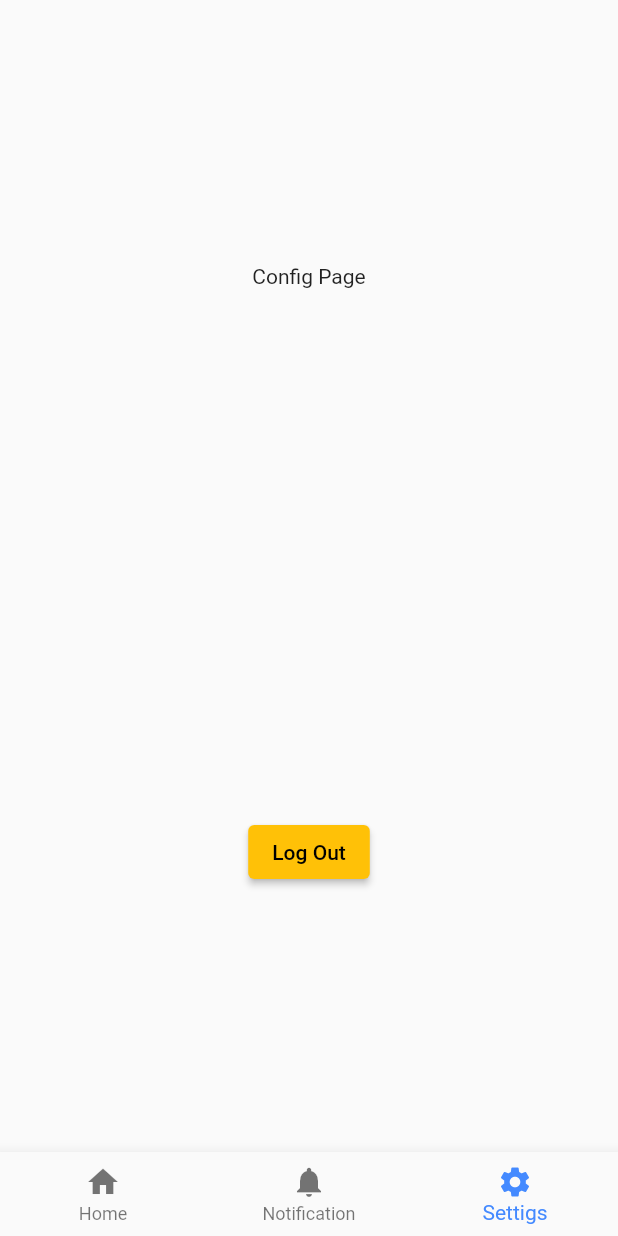
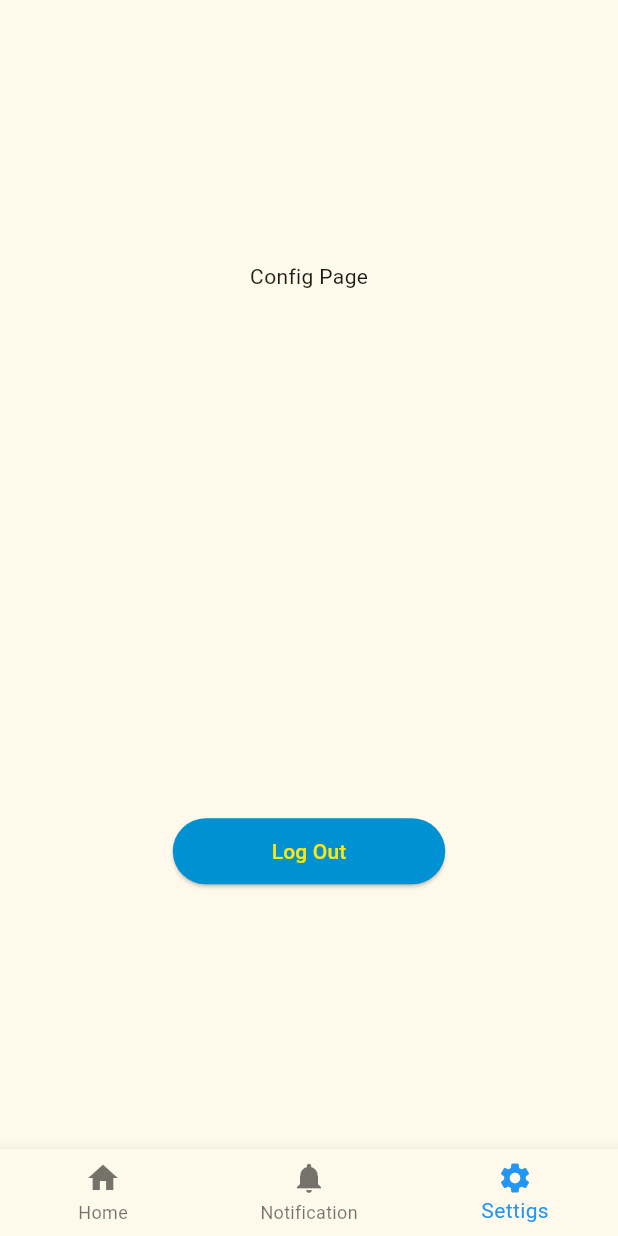
Before and after one commit to sudochitswe/noidea_app, a Flutter app: the MainLayout screen opened directly, item 3 of the bottom bar chosen, after a tap on "Log Out", on a phone screen of 412 x 824 dp. Run offline on Flutter 3.47's test engine with Material 2 defaults, Android fonts, the phone set to English and light mode, and no system bars; our stand-ins replace dio, image_cropper, image_picker, pocketbase, pull_to_refresh.

Commit message:
add forget to add files

```diff
--- a/lib/helper/api_routes.dart
+++ b/lib/helper/api_routes.dart
@@ -1,5 +1,6 @@
 import 'package:pocketbase/pocketbase.dart';
 
-final PocketBase MAIN_POCKET_BASE = PocketBase('http://10.0.2.2:8090');
+final PocketBase MAIN_POCKET_BASE =
+    PocketBase('http://10.0.2.2:8090'); //http://10.0.2.2:8090
 const String ADMIN_LOGIN_EMAIL =
     'http://127.0.0.1:8090/api/admins/auth-via-email';
--- a/lib/helper/helper.dart
+++ b/lib/helper/helper.dart
@@ -1,4 +1,5 @@
 import 'package:flutter/material.dart';
+import 'package:flutter_complete_guide/helper/size_config.dart';
 
 String? validateName(String? value) {
   String pattern = r'(^[a-zA-Z ]*$)';
@@ -183,6 +184,17 @@ bool isDarkMode(BuildContext context) {
   }
 }
 
+ButtonStyle getElevatedButtonStyle(BuildContext context) {
+  return ElevatedButton.styleFrom(
+    padding: EdgeInsets.symmetric(
+        horizontal: getProportionateScreenWidth(60), vertical: 12),
+    shape: RoundedRectangleBorder(
+      borderRadius: BorderRadius.circular(25.0),
+    ),
+    primary: Theme.of(context).colorScheme.secondary,
+  );
+}
+
 InputDecoration getInputDecoration(
     {required String hint, required bool darkMode, required Color errorColor}) {
   return InputDecoration(
@@ -190,6 +202,13 @@ InputDecoration getInputDecoration(
     fillColor: darkMode ? Colors.black54 : Colors.white,
     hintText: hint,
     labelText: hint,
+    labelStyle: TextStyle(
+      color: Colors.lightBlue,
+    ),
+    // border: OutlineInputBorder(
+    //   borderRadius: BorderRadius.circular(25.0),
+    //   borderSide: BorderSide(color: Colors.lightBlue),
+    // ),
     focusedBorder: OutlineInputBorder(
       borderRadius: BorderRadius.circular(25.0),
       borderSide: BorderSide(width: 2.0),
--- a/lib/main.dart
+++ b/lib/main.dart
@@ -1,6 +1,7 @@
 import 'package:flutter/material.dart';
 import 'package:flutter_complete_guide/pages/login_page.dart';
 import 'package:flutter_complete_guide/pages/main_layout.dart';
+import 'package:flutter_complete_guide/pages/user_signup_page.dart';
 import 'package:flutter_complete_guide/view_models/default_layout_vm.dart';
 import 'package:flutter_complete_guide/view_models/user_vm.dart';
 import 'package:provider/provider.dart';
@@ -26,15 +27,25 @@ class MyApp extends StatelessWidget {
       ],
       child: Consumer<UserVM>(
         builder: (context, userData, child) => MaterialApp(
-          title: 'Dummy App',
+          title: 'MyPay',
           // theme: ThemeData.light(),
           theme: ThemeData(
-            primarySwatch: Colors.amber,
+            // brightness: Brightness.dark,
+            useMaterial3: true,
+            colorScheme: ColorScheme.fromSeed(
+              seedColor: Color.fromRGBO(255, 229, 18, 1),
+              primary: Color.fromRGBO(255, 229, 18, 1),
+              secondary: Color.fromRGBO(0, 145, 210, 1),
+            ),
+            // primarySwatch: Colors.amber,
             bottomNavigationBarTheme: BottomNavigationBarThemeData(
-              selectedItemColor: Colors.blueAccent,
+              selectedItemColor: Theme.of(context).colorScheme.secondary,
             ),
           ),
           home: userData.isAuth ? const MainLayout() : LoginPage(),
+          routes: {
+            UserSignUpPage.routeName: (context) => UserSignUpPage(),
+          },
         ),
       ),
     );
--- a/lib/pages/app_config_page.dart
+++ b/lib/pages/app_config_page.dart
@@ -1,4 +1,5 @@
 import 'package:flutter/material.dart';
+import 'package:flutter_complete_guide/helper/helper.dart';
 import 'package:provider/provider.dart';
 
 import '../view_models/user_vm.dart';
@@ -18,8 +19,10 @@ class AppConfigPage extends StatelessWidget {
             child: Column(
               children: [
                 ElevatedButton(
-                    onPressed: () => value.simulateLogout(),
-                    child: Text("Log Out"))
+                  onPressed: () => value.simulateLogout(),
+                  style: getElevatedButtonStyle(context),
+                  child: Text("Log Out"),
+                )
               ],
             ),
           ),
--- a/lib/pages/login_page.dart
+++ b/lib/pages/login_page.dart
@@ -1,10 +1,11 @@
 import 'package:flutter/material.dart';
 import 'package:flutter_complete_guide/models/result_status.dart';
-import 'package:flutter_complete_guide/widgets/user_image_picker.dart';
+import 'package:flutter_complete_guide/pages/user_signup_page.dart';
 import 'package:image_picker/image_picker.dart';
 import 'package:pocketbase/pocketbase.dart';
 import 'package:provider/provider.dart';
 
+import '../widgets/user_image_picker.dart';
 import '../helper/size_config.dart';
 import '../view_models/user_vm.dart';
 import '../helper/helper.dart';
@@ -19,14 +20,14 @@ class LoginPage extends StatefulWidget {
 class _LoginPageState extends State<LoginPage> {
   final GlobalKey<FormState> _key = GlobalKey();
   String? _email, _password;
-  XFile? _userImageFile;
+  // XFile? _userImageFile;
   TextEditingController userInput = TextEditingController();
   String text = "";
-  void _pickedImage(XFile? image) {
-    setState(() {
-      _userImageFile = image;
-    });
-  }
+  // void _pickedImage(XFile? image) {
+  //   setState(() {
+  //     _userImageFile = image;
+  //   });
+  // }
 
   void _loginButtonSubmit(String email, String password) async {
     var userPvd = Provider.of<UserVM>(context, listen: false);
@@ -61,11 +62,12 @@ class _LoginPageState extends State<LoginPage> {
                         TextStyle(fontSize: 25.0, fontWeight: FontWeight.bold),
                   ),
                 ),
-                UserImagePicker(_pickedImage, ""),
+                // UserImagePicker(_pickedImage, ""),
                 Padding(
                   padding:
                       const EdgeInsets.only(top: 32.0, right: 24.0, left: 24.0),
                   child: TextFormField(
+                      initialValue: "chitswe.dev@gmail.com",
                       textAlignVertical: TextAlignVertical.center,
                       textInputAction: TextInputAction.next,
                       onSaved: (String? val) {
@@ -82,6 +84,7 @@ class _LoginPageState extends State<LoginPage> {
                   padding:
                       const EdgeInsets.only(top: 32.0, right: 24.0, left: 24.0),
                   child: TextFormField(
+                      initialValue: "Temporary123",
                       textAlignVertical: TextAlignVertical.center,
                       obscureText: true,
                       validator: validatePassword,
@@ -118,28 +121,22 @@ class _LoginPageState extends State<LoginPage> {
                   ),
                 ),
                 Padding(
-                  padding:
-                      const EdgeInsets.only(right: 40.0, left: 40.0, top: 40),
-                  child: ElevatedButton(
-                    style: ElevatedButton.styleFrom(
-                      padding: const EdgeInsets.only(top: 12, bottom: 12),
-                      shape: RoundedRectangleBorder(
-                        borderRadius: BorderRadius.circular(25.0),
-                      ),
-                    ),
+                  padding: EdgeInsets.all(20),
+                  child: Column(
+                    children: [
+                      ElevatedButton(
+                        style: getElevatedButtonStyle(context),
                         child: const Text(
                           'Log In',
                           style: TextStyle(
                             fontSize: 20,
                             fontWeight: FontWeight.bold,
-                        color: Colors.white,
                           ),
                         ),
                         onPressed: () => {
                           _key.currentState?.save(),
                           _loginButtonSubmit(_email!, _password!)
                         },
-                  ),
                       ),
                       Padding(
                         padding: const EdgeInsets.all(20.0),
@@ -153,6 +150,23 @@ class _LoginPageState extends State<LoginPage> {
                           ),
                         ),
                       ),
+                      ElevatedButton(
+                        style: getElevatedButtonStyle(context),
+                        child: const Text(
+                          'Sign Up',
+                          style: TextStyle(
+                            fontSize: 20,
+                            fontWeight: FontWeight.bold,
+                          ),
+                        ),
+                        onPressed: () => {
+                          Navigator.pushNamed(
+                              context, UserSignUpPage.routeName),
+                        },
+                      ),
+                    ],
+                  ),
+                )
                 // Container(
                 //   padding: EdgeInsets.symmetric(horizontal: 10),
                 //   child: Row(
--- a/lib/widgets/custom_appbar.dart
+++ b/lib/widgets/custom_appbar.dart
@@ -8,6 +8,7 @@ class CustomAppBar extends StatelessWidget {
   @override
   Widget build(BuildContext context) {
     return AppBar(
+      backgroundColor: Theme.of(context).colorScheme.primary,
       title: Container(
         width: 200,
         child: Image.asset('assets/images/mylogo.png'),
```
Also changed, not shown: lib/pages/main_layout.dart (+19 -18 lines), lib/view_models/user_vm.dart (+18 -0 lines), 1 other file. Lines whose indentation alone changed are shown as unchanged.
